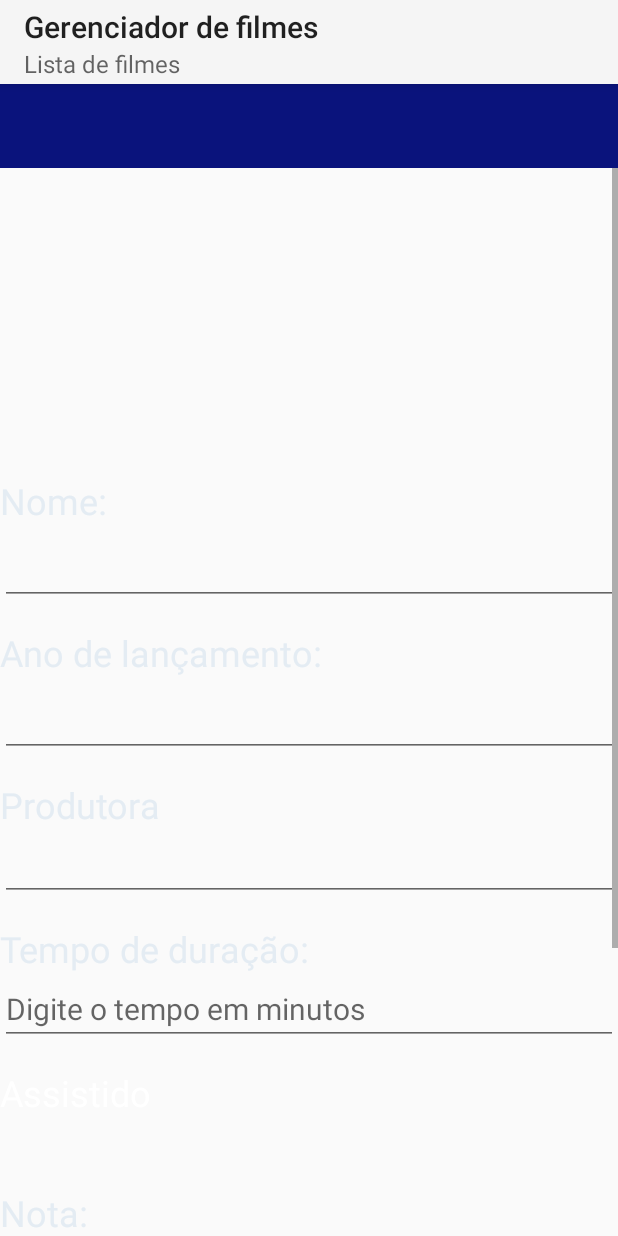
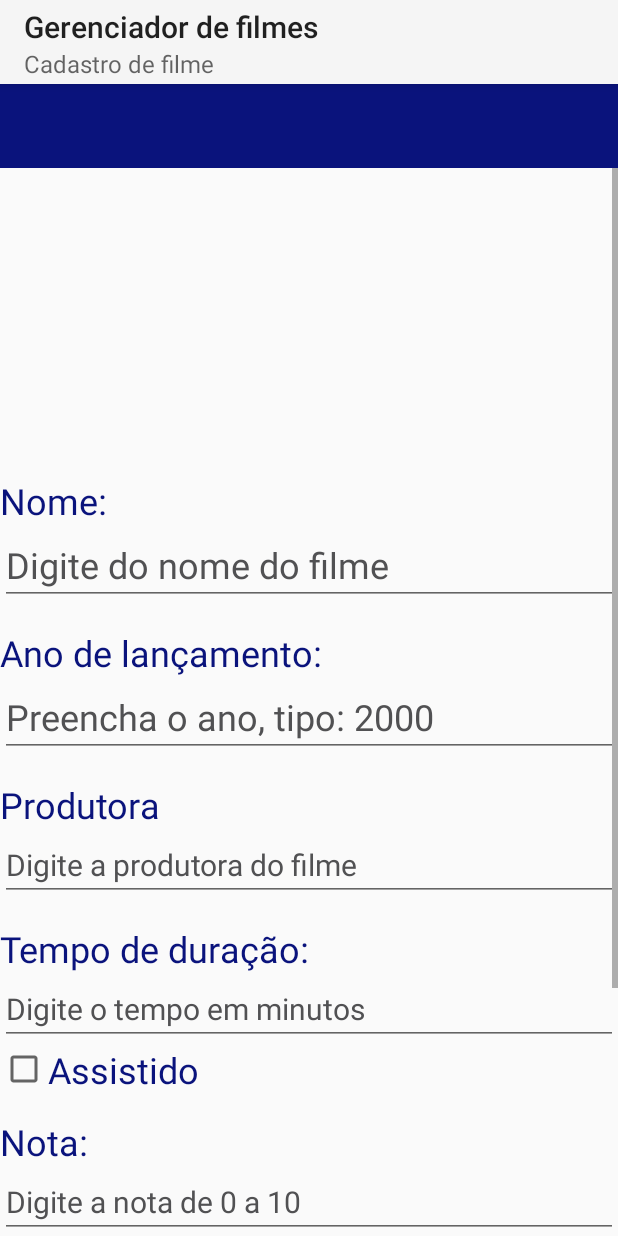
Before and after one commit to erikaaraissaqwe/MoviesManager, an Android app: the RegisterMovieFragment screen opened through its navigation route, on a phone screen of 412 x 824 dp. Run offline under Robolectric (Android 15) with nearby library versions, the phone set to English and light mode, and no system bars; 1 statement that could not run was skipped.

Commit message:
Arrumando layout para tema escuro.

```diff
--- a/app/src/main/java/br/edu/ifsp/scl/moviesmanager/view/RegisterMovieFragment.kt
+++ b/app/src/main/java/br/edu/ifsp/scl/moviesmanager/view/RegisterMovieFragment.kt
@@ -5,9 +5,15 @@ import androidx.fragment.app.Fragment
 import android.view.LayoutInflater
 import android.view.View
 import android.view.ViewGroup
+import androidx.appcompat.app.AppCompatActivity
 import br.edu.ifsp.scl.moviesmanager.R
+import br.edu.ifsp.scl.moviesmanager.databinding.FragmentListMovieBinding
+import br.edu.ifsp.scl.moviesmanager.databinding.FragmentRegisterMovieBinding
 
 class RegisterMovieFragment : Fragment() {
+
+
+    private lateinit var fragmentRegisterMovieBinding: FragmentRegisterMovieBinding
 
     companion object {
         fun newInstance() = RegisterMovieFragment()
@@ -18,6 +24,8 @@ class RegisterMovieFragment : Fragment() {
         inflater: LayoutInflater, container: ViewGroup?,
         savedInstanceState: Bundle?
     ): View? {
+        (activity as? AppCompatActivity)?.supportActionBar?.subtitle = getString(R.string.movie_register)
+
         return inflater.inflate(R.layout.fragment_register_movie, container, false)
     }
 
--- a/app/src/main/res/layout/activity_main.xml
+++ b/app/src/main/res/layout/activity_main.xml
@@ -11,6 +11,8 @@
         android:id="@+id/toolbar"
         android:layout_width="match_parent"
         android:layout_height="wrap_content"
+        app:titleTextColor="@color/secondary"
+        app:subtitleTextColor="@color/secondary"
         android:background="@color/primary"
     />
 
--- a/app/src/main/res/layout/common_layout.xml
+++ b/app/src/main/res/layout/common_layout.xml
@@ -1,11 +1,12 @@
 <?xml version="1.0" encoding="utf-8"?>
 <ScrollView
     xmlns:android="http://schemas.android.com/apk/res/android"
+    xmlns:tools="http://schemas.android.com/tools"
     android:layout_width="match_parent"
     android:layout_height="match_parent">
-    <LinearLayout xmlns:android="http://schemas.android.com/apk/res/android"
+    <LinearLayout
         android:layout_width="match_parent"
-        android:layout_height="match_parent"
+        android:layout_height="wrap_content"
         android:orientation="vertical">
 
         <ImageView
@@ -14,14 +15,14 @@
             android:layout_width="150dp"
             android:layout_height="150dp"
             android:layout_margin="20dp"
-            />
+            android:contentDescription="@string/imagem_da_capa_do_filme" />
 
         <TextView
             android:layout_width="wrap_content"
             android:layout_height="wrap_content"
             android:layout_marginTop="15dp"
             android:text="@string/name"
-            android:textColor="@color/secondary"
+            android:textColor="@color/primary"
             android:textSize="24sp" />
 
 
@@ -29,8 +30,13 @@
             android:id="@+id/editTextName"
             android:layout_width="match_parent"
             android:layout_height="wrap_content"
-            android:textColor="@color/secondary"
-            android:textSize="24sp" />
+            android:hint="@string/digite_do_nome_do_filme"
+            android:importantForAutofill="no"
+            android:inputType="text"
+            android:textColor="@color/primary"
+            android:textColorHint="@color/grey"
+            android:textSize="24sp"
+            tools:ignore="VisualLintTextFieldSize" />
 
         <TextView
             android:layout_width="wrap_content"
@@ -38,14 +44,20 @@
             android:text="@string/releaseYears"
             android:textSize="24sp"
             android:layout_marginTop="15dp"
-            android:textColor="@color/secondary"/>
+            android:textColor="@color/primary"/>
 
         <EditText
             android:id="@+id/editTextReleaseYears"
             android:layout_width="match_parent"
             android:layout_height="wrap_content"
+            android:hint="@string/preencha_o_ano_com_4_caracteres_exemplo_2000"
+            android:inputType="number"
+            android:maxLength="4"
+            android:textColor="@color/primary"
+            android:textColorHint="@color/grey"
             android:textSize="24sp"
-            android:textColor="@color/secondary"/>
+            android:importantForAutofill="no"
+            tools:ignore="VisualLintTextFieldSize" />
 
         <TextView
             android:layout_width="wrap_content"
@@ -53,16 +65,20 @@
             android:text="@string/production"
             android:textSize="24sp"
             android:layout_marginTop="15dp"
-            android:textColor="@color/secondary"/>
+            android:textColor="@color/primary"/>
 
         <EditText
             android:id="@+id/editTextProduction"
             android:layout_width="match_parent"
             android:layout_height="wrap_content"
+            android:hint="@string/preenche_com_a_produtora_do_filme"
+            android:importantForAutofill="no"
+            android:inputType="text"
+            android:maxLines="3"
+            android:textColor="@color/primary"
+            android:textColorHint="@color/grey"
             android:textSize="20sp"
-            android:maxLines="3"
-            android:textColor="@color/secondary"
-            />
+            tools:ignore="VisualLintTextFieldSize" />
 
         <TextView
             android:layout_width="wrap_content"
@@ -70,30 +86,43 @@
             android:text="@string/minutes"
             android:textSize="24sp"
             android:layout_marginTop="15dp"
-            android:textColor="@color/secondary"/>
+            android:textColor="@color/primary"/>
 
         <EditText
             android:id="@+id/editTextMinutes"
             android:layout_width="match_parent"
             android:layout_height="wrap_content"
-            android:hint="Digite o tempo em minutos"
+            android:hint="@string/digite_o_tempo_em_minutos"
+            android:importantForAutofill="no"
+            android:inputType="number"
+            android:maxLines="3"
+            android:textColor="@color/primary"
+            android:textColorHint="@color/grey"
             android:textSize="20sp"
-            android:maxLines="3"
-            android:textColor="@color/secondary"
-            />
+            tools:ignore="VisualLintTextFieldSize" />
 
-        <TextView
-            android:layout_width="wrap_content"
+        <LinearLayout
+            android:layout_width="match_parent"
             android:layout_height="wrap_content"
-            android:text="@string/watched"
-            android:textSize="24sp"
-            android:layout_marginTop="15dp"
-            android:textColor="@color/white"/>
+            android:orientation="horizontal">
 
-        <CheckBox
-            android:id="@+id/watchedCb"
-            android:layout_width="0dp"
-            android:layout_height="wrap_content" />
+            <CheckBox
+                android:id="@+id/watchedCb"
+                android:layout_width="wrap_content"
+                android:layout_height="wrap_content"
+                android:shadowColor="@color/primary"
+                android:layout_gravity="center_vertical"
+                 />
+
+            <TextView
+                android:layout_width="wrap_content"
+                android:layout_height="wrap_content"
+                android:text="@string/watched"
+                android:textSize="24sp"
+                android:layout_gravity="center"
+                android:textColor="@color/primary"/>
+
+        </LinearLayout>
 
         <TextView
             android:layout_width="wrap_content"
@@ -101,19 +130,22 @@
             android:text="@string/stars"
             android:textSize="24sp"
             android:layout_marginTop="15dp"
-            android:textColor="@color/secondary"/>
+            android:textColor="@color/primary"/>
 
         <EditText
             android:id="@+id/editTextStars"
             android:layout_width="match_parent"
             android:layout_height="wrap_content"
             android:digits="0123456789"
-            android:hint="Digite um número de 0 a 10"
+            android:hint="@string/digite_um_n_mero_de_0_a_10"
             android:inputType="number"
             android:maxLength="2"
             android:minHeight="32dp"
-            android:textColor="@color/secondary"
-            android:textSize="20sp" />
+            android:textColor="@color/primary"
+            android:textColorHint="@color/grey"
+            android:textSize="20sp"
+            android:importantForAutofill="no"
+            tools:ignore="VisualLintTextFieldSize" />
 
         <TextView
             android:layout_width="wrap_content"
@@ -121,7 +153,7 @@
             android:text="@string/genero"
             android:textSize="24sp"
             android:layout_marginTop="15dp"
-            android:textColor="@color/white"/>
+            android:textColor="@color/primary"/>
 
         <Spinner
             android:id="@+id/editSpinnerGenre"
@@ -137,7 +169,7 @@
             android:text="@string/urlImg"
             android:textSize="24sp"
             android:layout_marginTop="15dp"
-            android:textColor="@color/secondary"/>
+            android:textColor="@color/primary"/>
 
         <EditText
             android:id="@+id/editTexturlImg"
@@ -145,9 +177,11 @@
             android:layout_height="wrap_content"
             android:textSize="20sp"
             android:inputType="textUri"
-            android:hint="Adicione a url de uma foto ou da capa do filme"
-            android:textColor="@color/secondary"
-            />
+            android:hint="@string/adicione_a_url_de_uma_foto_ou_da_capa_do_filme"
+            android:textColor="@color/primary"
+            android:textColorHint="@color/grey"
+            android:importantForAutofill="no"
+            tools:ignore="VisualLintTextFieldSize" />
 
     </LinearLayout>
 </ScrollView>
--- /dev/null
+++ b/app/src/main/res/values-night/colors.xml
@@ -0,0 +1,8 @@
+<?xml version="1.0" encoding="utf-8"?>
+<resources>
+    <color name="white">#FF000000</color>
+    <color name="primary">#E4ECF3</color>
+    <color name="black">#FFFFFFFF</color>
+    <color name="secondary">#0A137C</color>
+    <color name="grey">#515153</color>
+</resources>
--- a/app/src/main/res/values/colors.xml
+++ b/app/src/main/res/values/colors.xml
@@ -4,4 +4,5 @@
     <color name="secondary">#E4ECF3</color>
     <color name="white">#FFFFFFFF</color>
     <color name="primary">#0A137C</color>
+    <color name="grey">#515153</color>
 </resources>
--- a/app/src/main/res/values/strings.xml
+++ b/app/src/main/res/values/strings.xml
@@ -8,5 +8,13 @@
     <string name="genero">Gênero:</string>
     <string name="watched">Assistido</string>
     <string name="stars">Nota:</string>
-    <string name="urlImg">Foto:</string>
+    <string name="urlImg">Capa:</string>
+    <string name="imagem_da_capa_do_filme">Imagem da capa do filme</string>
+    <string name="digite_um_n_mero_de_0_a_10">Digite a nota de 0 a 10</string>
+    <string name="adicione_a_url_de_uma_foto_ou_da_capa_do_filme">Adicione a capa do filme</string>
+    <string name="digite_o_tempo_em_minutos">Digite o tempo em minutos</string>
+    <string name="preencha_o_ano_com_4_caracteres_exemplo_2000">Preencha o ano, tipo: 2000</string>
+    <string name="digite_do_nome_do_filme">Digite do nome do filme</string>
+    <string name="preenche_com_a_produtora_do_filme">Digite a produtora do filme</string>
+    <string name="movie_register">Cadastro de filme</string>
 </resources>
```
